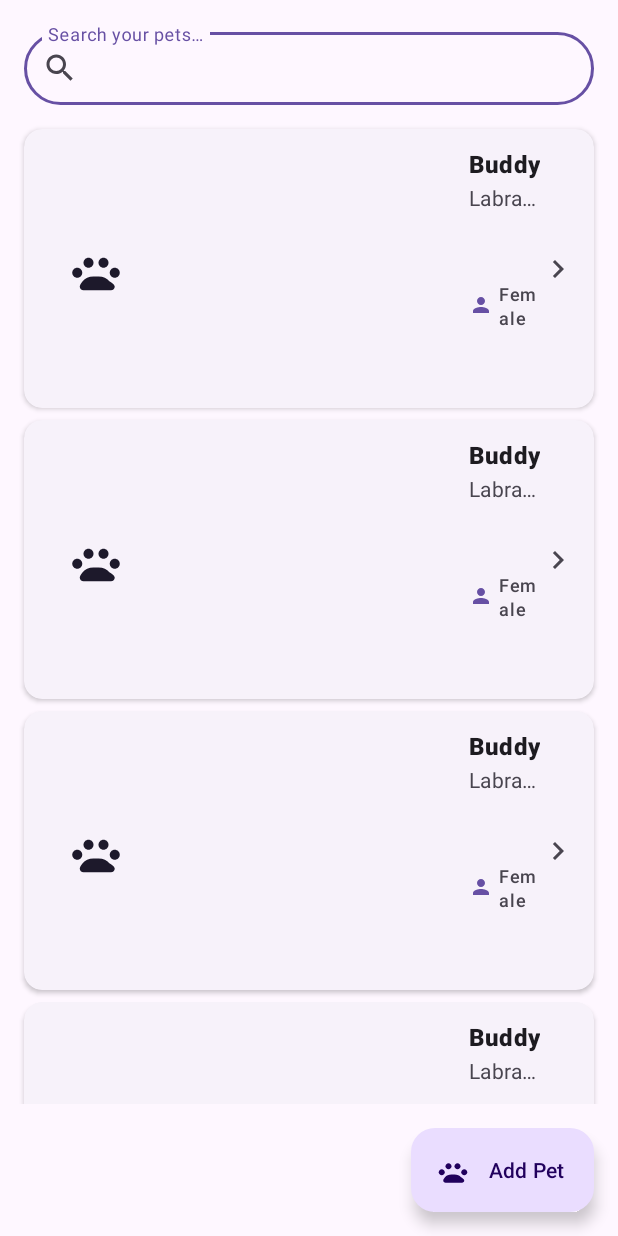
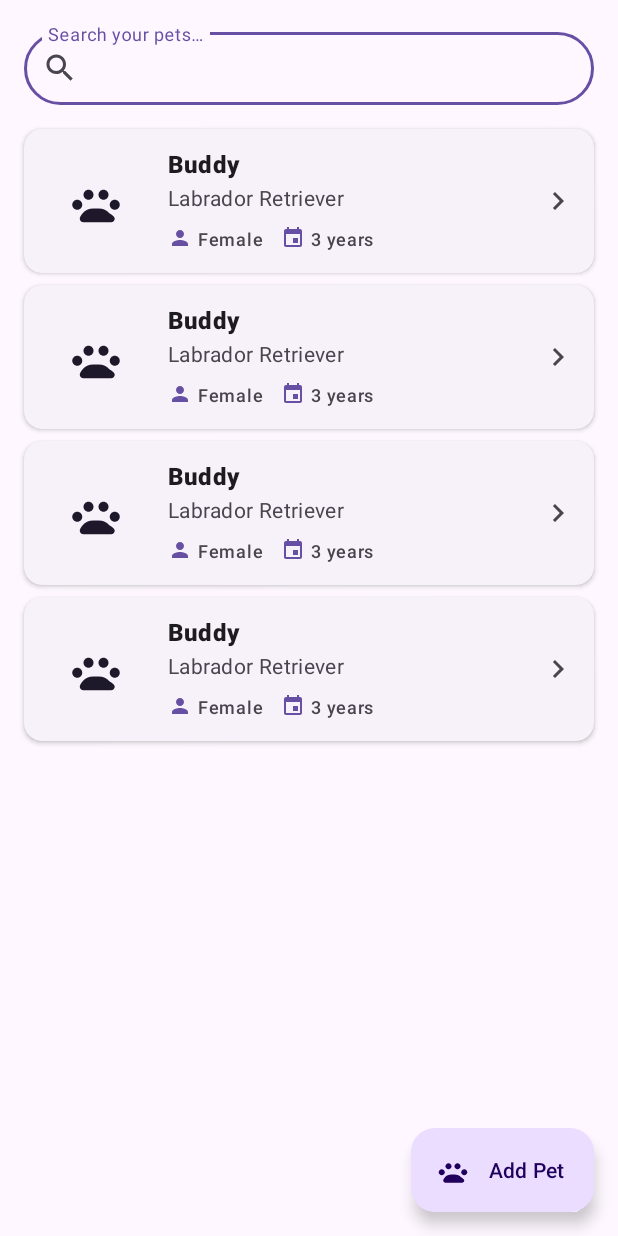
Before and after one commit to VET4PET-MI/vet4pet, an Android app built with Jetpack Compose: the layout fragment_pets_list.xml on its own in the app's theme, with its tools: preview values and no code run, on a phone screen of 412 x 824 dp. Run offline under Robolectric (Android 15) with nearby library versions, the phone set to English and light mode, and no system bars; network calls fail.

Commit message:
fix: remove unused LinkedTreeMap import; fix item_pet constraints
- NotificationDto.kt: remove unused LinkedTreeMap import
- item_pet.xml: fix ConstraintLayout references from img_pet_photo
  to frame_pet_photo (img_pet_photo is no longer a direct child
  after adding FrameLayout wrapper for the camera badge)

Co-Authored-By: Claude Sonnet 4.6 <noreply@anthropic.com>

```diff
--- a/android-app/app/src/main/java/com/vet4pet/app/data/models/api/NotificationDto.kt
+++ b/android-app/app/src/main/java/com/vet4pet/app/data/models/api/NotificationDto.kt
@@ -1,7 +1,6 @@
 package com.vet4pet.app.data.models.api
 
 import com.google.gson.annotations.SerializedName
-import com.google.gson.internal.LinkedTreeMap
 
 data class NotificationDto(
     @SerializedName("_id") val id: String,
--- a/android-app/app/src/main/res/layout/item_pet.xml
+++ b/android-app/app/src/main/res/layout/item_pet.xml
@@ -70,9 +70,9 @@
             android:textColor="?attr/colorOnSurface"
             android:maxLines="1"
             android:ellipsize="end"
-            app:layout_constraintStart_toEndOf="@id/img_pet_photo"
+            app:layout_constraintStart_toEndOf="@id/frame_pet_photo"
             app:layout_constraintEnd_toStartOf="@id/img_chevron"
-            app:layout_constraintTop_toTopOf="@id/img_pet_photo"
+            app:layout_constraintTop_toTopOf="@id/frame_pet_photo"
             tools:text="Buddy" />
 
         <!-- ── Breed / species ── -->
@@ -101,7 +101,7 @@
             app:layout_constraintStart_toStartOf="@id/tv_pet_name"
             app:layout_constraintEnd_toStartOf="@id/img_chevron"
             app:layout_constraintTop_toBottomOf="@id/tv_pet_breed"
-            app:layout_constraintBottom_toBottomOf="@id/img_pet_photo">
+            app:layout_constraintBottom_toBottomOf="@id/frame_pet_photo">
 
             <ImageView
                 android:layout_width="16dp"
```
